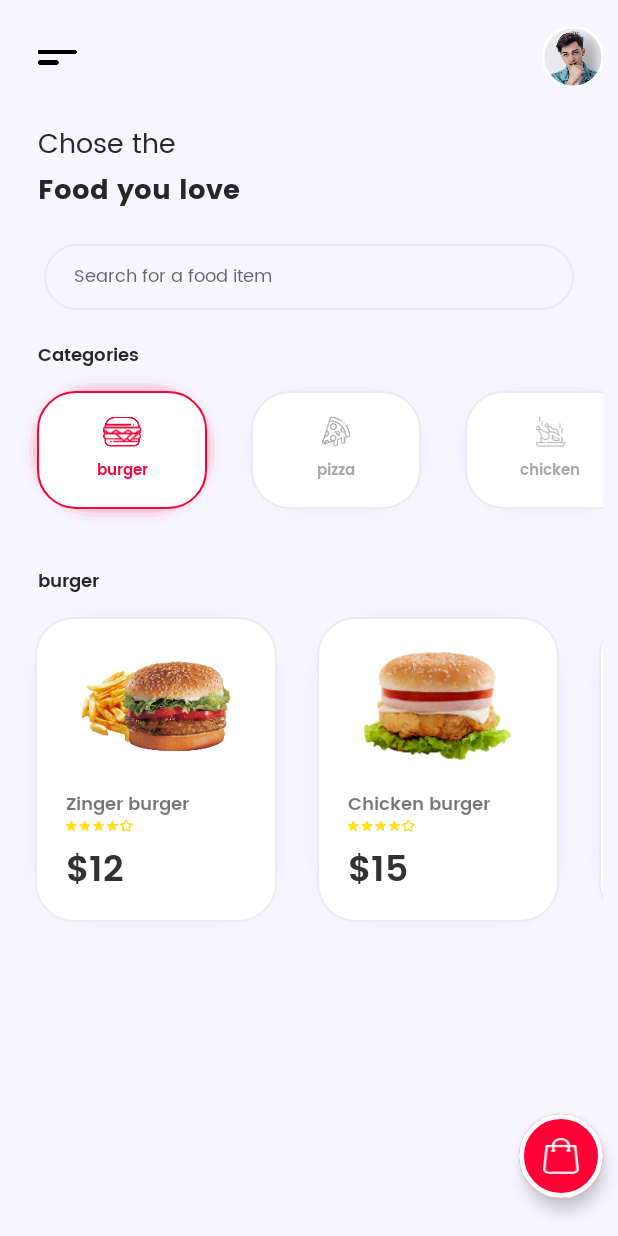
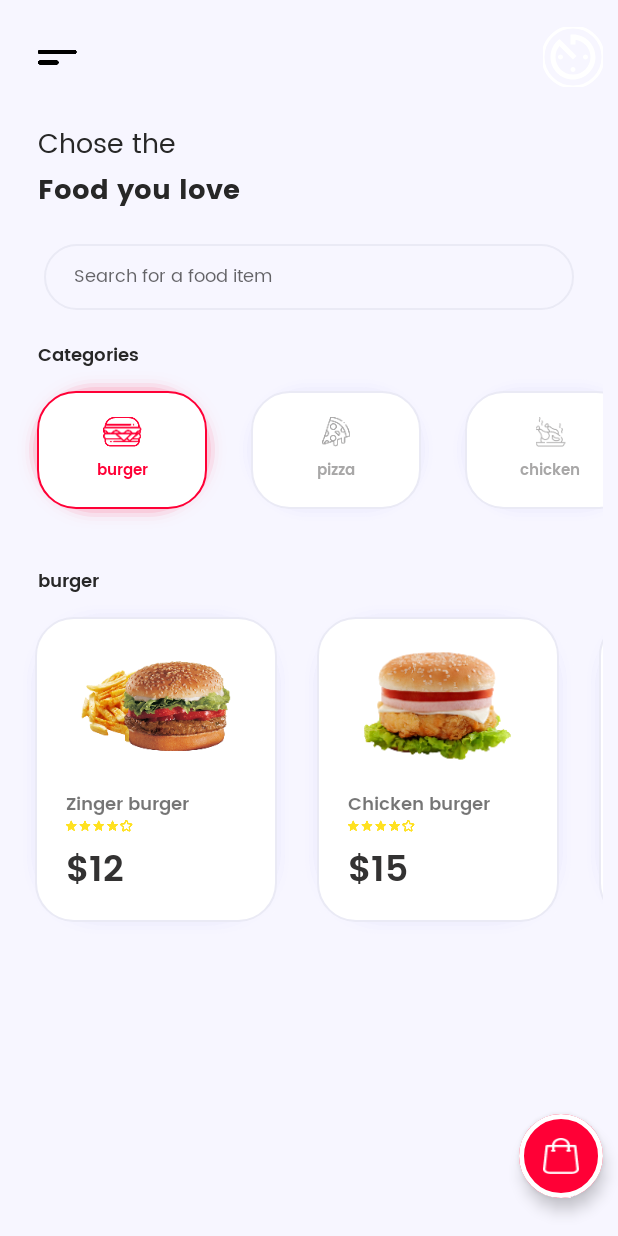
Before and after one commit to Bouchemel-Nasreddine/Eat-more, an Android app: the screen it shows after launch once a user with an empty profile is signed in (MainActivity), on a phone screen of 412 x 824 dp. Run offline under Robolectric (Android 15) with nearby library versions, the phone set to English and light mode, and no system bars; our stand-ins replace Firebase (no records; nobody signed in at launch, a user with empty details on screens opened directly).

Commit message:
"full commit"

```diff
--- a/app/src/main/java/com/exemple/eatmore/CategoriesAdapter.java
+++ b/app/src/main/java/com/exemple/eatmore/CategoriesAdapter.java
@@ -1,4 +1,4 @@
-package com.exemple.eatmore;
+ package com.exemple.eatmore;
 
 import android.view.LayoutInflater;
 import android.view.View;
--- a/app/src/main/java/com/exemple/eatmore/FirebaseUtils.java
+++ b/app/src/main/java/com/exemple/eatmore/FirebaseUtils.java
@@ -2,16 +2,18 @@ package com.exemple.eatmore;
 
 import android.app.Activity;
 import android.net.Uri;
+import android.os.Build;
 import android.util.Log;
 
 import androidx.annotation.NonNull;
+import androidx.annotation.RequiresApi;
 
 import com.google.android.gms.tasks.OnCompleteListener;
-import com.google.android.gms.tasks.OnFailureListener;
-import com.google.android.gms.tasks.OnSuccessListener;
 import com.google.android.gms.tasks.Task;
 import com.google.firebase.auth.AuthResult;
 import com.google.firebase.auth.FirebaseAuth;
+import com.google.firebase.auth.FirebaseUser;
+import com.google.firebase.auth.UserProfileChangeRequest;
 import com.google.firebase.storage.FirebaseStorage;
 import com.google.firebase.storage.StorageReference;
 import com.google.firebase.storage.UploadTask;
@@ -22,22 +24,21 @@ public class FirebaseUtils {
     protected static User user;
     private static FirebaseAuth fAuth = FirebaseAuth.getInstance();
 
+
     public static void setUser() {
-        StorageReference fileRef = storageReference.child(fAuth.getCurrentUser().getUid() + ".jpg");
-        fileRef.getDownloadUrl().addOnSuccessListener(new OnSuccessListener<Uri>() {
-            @Override
-            public void onSuccess(Uri uri) {
-                Log.d("photo downloading", "onSuccess: photo uri downloaded successfully");
-                user = new User(fAuth.getCurrentUser().getEmail(), 22000, uri, "0000000000");
-            }
+        user = new User(fAuth.getCurrentUser().getEmail(), 22000, fAuth.getCurrentUser().getPhotoUrl(), "0000000000");
+        /**StorageReference fileRef = storageReference.child(fAuth.getCurrentUser().getUid() + ".jpg");
+         fileRef.getDownloadUrl().addOnSuccessListener(new OnSuccessListener<Uri>() {
+        @Override public void onSuccess(Uri uri) {
+        Log.d("photo downloading", "onSuccess: photo uri downloaded successfully");
+        user = new User(fAuth.getCurrentUser().getEmail(), 22000, uri, "0000000000");
+        }
         }).addOnFailureListener(new OnFailureListener() {
-            @Override
-            public void onFailure(@NonNull Exception e) {
-                Log.d("photo downloading", "onSuccess: photo uri downloaded successfully" + e.getMessage());
-                user = new User(fAuth.getCurrentUser().getEmail(), 22000, null, "0000000000");
-            }
+        @Override public void onFailure(@NonNull Exception e) {
+        Log.d("photo downloading", "onSuccess: photo uri downloaded unsuccessfully" + e.getMessage());
+        }
         });
-        while (fAuth.getCurrentUser() == null) ;
+         **/
     }
 
     public static boolean isCurrentUserConnected() {
@@ -94,21 +95,34 @@ public class FirebaseUtils {
         sendVerificationEmail();
     }
 
+    @RequiresApi(api = Build.VERSION_CODES.N)
     public static void uploadProfilePicture(Uri imageUri) {
         StorageReference fileRef = storageReference.child(fAuth.getCurrentUser().getUid() + ".jpg");
         fileRef.putFile(imageUri).addOnCompleteListener(new OnCompleteListener<UploadTask.TaskSnapshot>() {
             @Override
             public void onComplete(@NonNull Task<UploadTask.TaskSnapshot> task) {
                 if (task.isSuccessful()) {
+                    FirebaseUser user = fAuth.getCurrentUser();
+                    UserProfileChangeRequest profileUpdates = new UserProfileChangeRequest.Builder()
+                            .setDisplayName(user.getEmail())
+                            .setPhotoUri(imageUri)
+                            .build();
+
+                    user.updateProfile(profileUpdates)
+                            .addOnCompleteListener(new OnCompleteListener<Void>() {
+                                @Override
+                                public void onComplete(@NonNull Task<Void> task) {
+                                    if (task.isSuccessful()) {
+                                        Log.d("updating user photo uri", "User profile updated.");
+                                    }
+                                }
+                            });
                     Log.d("photo upload", "onComplete: photo uploaded successfully");
+
                 } else {
                     Log.d("photo upload", "onComplete: error uploading photo" + task.getException());
                 }
             }
         });
     }
-
-    public static User getUser() {
-        return user;
-    }
 }
--- a/app/src/main/java/com/exemple/eatmore/MainActivity.java
+++ b/app/src/main/java/com/exemple/eatmore/MainActivity.java
@@ -21,6 +21,8 @@ import androidx.drawerlayout.widget.DrawerLayout;
 import androidx.recyclerview.widget.LinearLayoutManager;
 import androidx.recyclerview.widget.RecyclerView;
 
+import com.bumptech.glide.Glide;
+import com.bumptech.glide.signature.ObjectKey;
 import com.google.android.material.floatingactionbutton.ExtendedFloatingActionButton;
 import com.google.android.material.imageview.ShapeableImageView;
 import com.google.android.material.navigation.NavigationView;
@@ -166,6 +168,13 @@ public class MainActivity extends AppCompatActivity implements NavigationView.On
                         .setAction("Action", null).show();
             }
         });
+
+        Glide.with(getApplicationContext())
+                .load(FirebaseAuth.getInstance().getCurrentUser().getPhotoUrl())
+                .placeholder(R.drawable.loading)
+                .centerCrop()
+                .signature(new ObjectKey(2000))
+                .into(profile);
 
     }
 
--- a/app/src/main/java/com/exemple/eatmore/ProfileActivity.java
+++ b/app/src/main/java/com/exemple/eatmore/ProfileActivity.java
@@ -2,6 +2,7 @@ package com.exemple.eatmore;
 
 import android.app.Activity;
 import android.content.Intent;
+import android.os.Build;
 import android.os.Bundle;
 import android.provider.MediaStore;
 import android.util.DisplayMetrics;
@@ -11,6 +12,7 @@ import android.widget.TextView;
 import android.widget.Toast;
 
 import androidx.annotation.Nullable;
+import androidx.annotation.RequiresApi;
 import androidx.appcompat.app.AppCompatActivity;
 
 import com.bumptech.glide.Glide;
@@ -32,6 +34,7 @@ public class ProfileActivity extends AppCompatActivity {
         setContentView(R.layout.activity_profile);
 
         FirebaseUtils.reloadUser();
+        FirebaseUtils.setUser();
 
         user = FirebaseUtils.user;
         user.setVerifiedEmail(FirebaseUtils.checkEmailVerification());
@@ -95,6 +98,7 @@ public class ProfileActivity extends AppCompatActivity {
 
     }
 
+    @RequiresApi(api = Build.VERSION_CODES.N)
     @Override
     protected void onActivityResult(int requestCode, int resultCode, @Nullable Intent data) {
         super.onActivityResult(requestCode, resultCode, data);
@@ -128,6 +132,7 @@ public class ProfileActivity extends AppCompatActivity {
         user_ID.setText(String.valueOf(user.getUser_ID()));
         Glide.with(getApplicationContext())
                 .load(user.getPicture())
+                .placeholder(R.drawable.loading)
                 .centerCrop()
                 .signature(new ObjectKey(2000))
                 .into(picture);
--- /dev/null
+++ b/app/src/main/res/drawable/loading.xml
@@ -0,0 +1,10 @@
+<vector xmlns:android="http://schemas.android.com/apk/res/android"
+    android:width="24dp"
+    android:height="24dp"
+    android:tint="?attr/colorControlNormal"
+    android:viewportWidth="24"
+    android:viewportHeight="24">
+    <path
+        android:fillColor="@android:color/white"
+        android:pathData="M11,17c0,0.55 0.45,1 1,1s1,-0.45 1,-1 -0.45,-1 -1,-1 -1,0.45 -1,1zM11,3v4h2L13,5.08c3.39,0.49 6,3.39 6,6.92 0,3.87 -3.13,7 -7,7s-7,-3.13 -7,-7c0,-1.68 0.59,-3.22 1.58,-4.42L12,13l1.41,-1.41 -6.8,-6.8v0.02C4.42,6.45 3,9.05 3,12c0,4.97 4.02,9 9,9 4.97,0 9,-4.03 9,-9s-4.03,-9 -9,-9h-1zM18,12c0,-0.55 -0.45,-1 -1,-1s-1,0.45 -1,1 0.45,1 1,1 1,-0.45 1,-1zM6,12c0,0.55 0.45,1 1,1s1,-0.45 1,-1 -0.45,-1 -1,-1 -1,0.45 -1,1z" />
+</vector>
```
